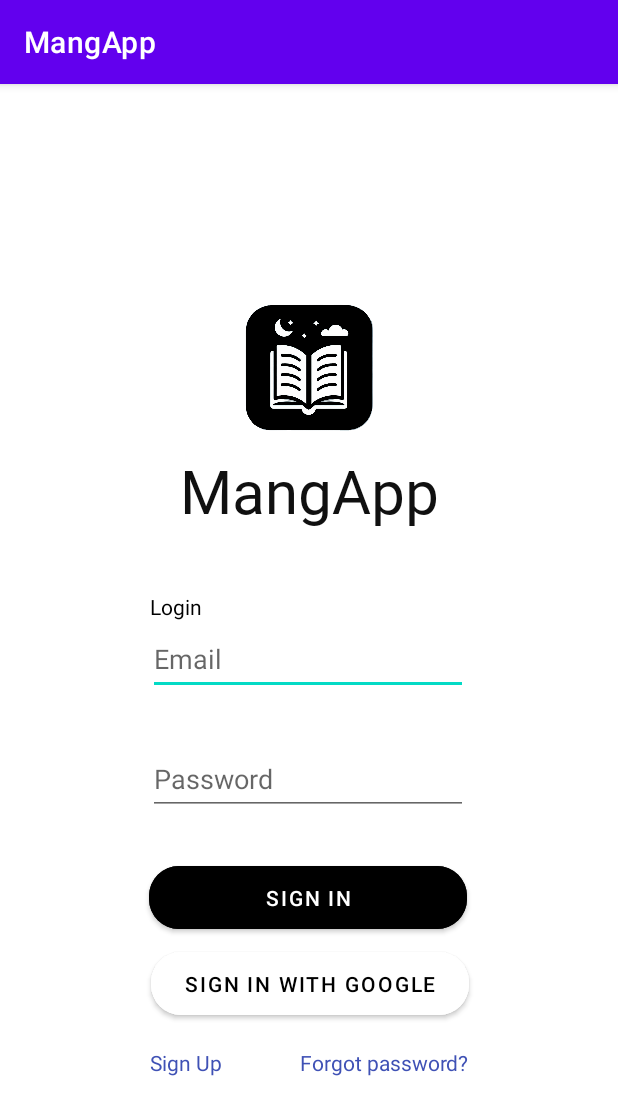
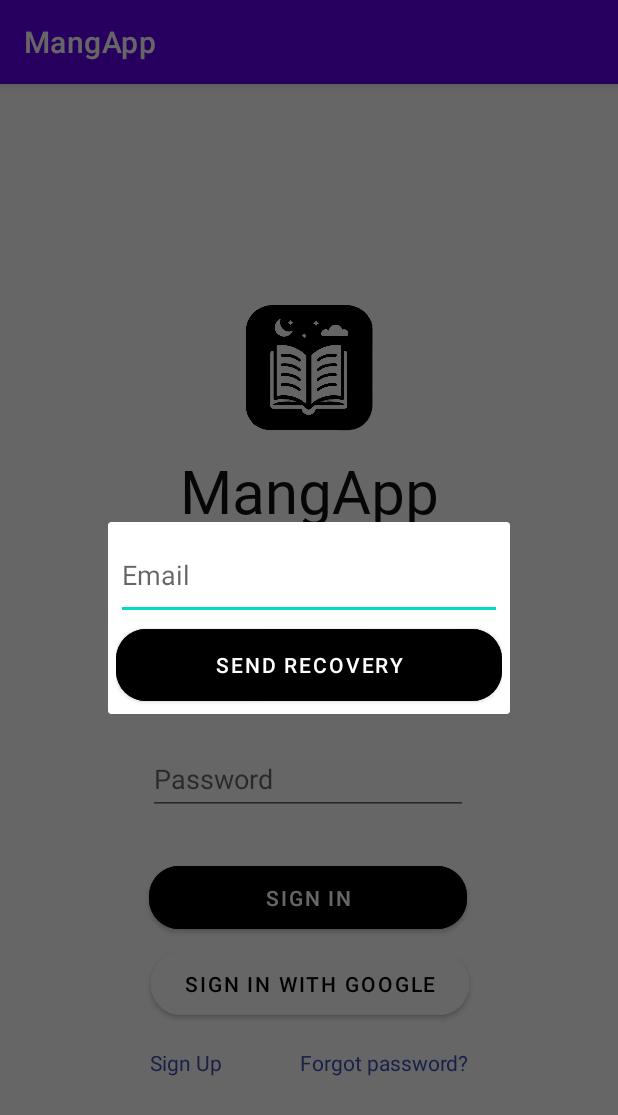
Before and after one commit to vadill0/MangApp, an Android app: the screen it shows after launch (SignInActivity), after a tap on "Forgot password?", on a phone screen of 412 x 824 dp. Shown: the top 1115 px of the screen. Run offline under Robolectric (Android 15) with nearby library versions, the phone set to English and light mode, and no system bars; our stand-ins replace Firebase (no records; nobody signed in at launch, a user with empty details on screens opened directly).

Commit message:
added functionality to FPButton onClick method in SignInActivity.java

```diff
--- a/app/src/main/java/com/example/mangapp/ForgotPasswordFragment.java
+++ b/app/src/main/java/com/example/mangapp/ForgotPasswordFragment.java
@@ -8,6 +8,8 @@ import android.view.LayoutInflater;
 import android.view.View;
 import android.view.ViewGroup;
 
+import java.util.Objects;
+
 public class ForgotPasswordFragment extends DialogFragment {
 
     @Override
@@ -16,4 +18,16 @@ public class ForgotPasswordFragment extends DialogFragment {
         // Inflate the layout for this fragment
         return inflater.inflate(R.layout.fragment_forgot_password, container, false);
     }
+
+    @Override
+    public void onStart() {
+        super.onStart();
+
+        // Set the dialog size
+        if (getDialog() != null) {
+            int width = getResources().getDimensionPixelSize(R.dimen.FPdialog_width);
+            int height = getResources().getDimensionPixelSize(R.dimen.FPdialog_height);
+            Objects.requireNonNull(getDialog().getWindow()).setLayout(width, height);
+        }
+    }
 }
--- a/app/src/main/java/com/example/mangapp/SignInActivity.java
+++ b/app/src/main/java/com/example/mangapp/SignInActivity.java
@@ -111,7 +111,8 @@ public class SignInActivity extends AppCompatActivity {
     }
 
     private void openForgotPassDialog(){
-
+        ForgotPasswordFragment forgotPasswordFragment = new ForgotPasswordFragment();
+        forgotPasswordFragment.show(getSupportFragmentManager(),"ForgotPasswordFragment");
     }
 
     public void updateUI(FirebaseUser user){
--- a/app/src/main/res/layout/fragment_forgot_password.xml
+++ b/app/src/main/res/layout/fragment_forgot_password.xml
@@ -1,14 +1,31 @@
 <?xml version="1.0" encoding="utf-8"?>
-<FrameLayout xmlns:android="http://schemas.android.com/apk/res/android"
+<LinearLayout xmlns:android="http://schemas.android.com/apk/res/android"
+    xmlns:app="http://schemas.android.com/apk/res-auto"
     xmlns:tools="http://schemas.android.com/tools"
+    android:id="@+id/rootLayout"
     android:layout_width="match_parent"
-    android:layout_height="match_parent"
-    tools:context=".ForgotPasswordFragment">
+    android:layout_height="wrap_content"
+    android:orientation="vertical"
+    android:padding="5dp"
+    tools:context=".ForgotPasswordFragment" >
 
-    <!-- TODO: Update blank fragment layout -->
-    <TextView
+    <EditText
+        android:id="@+id/emailEditText"
         android:layout_width="match_parent"
-        android:layout_height="match_parent"
-        android:text="@string/hello_blank_fragment" />
+        android:layout_height="60dp"
+        android:autofillHints=""
+        android:hint="@string/email"
+        android:importantForAutofill="no"
+        android:inputType="text|textEmailAddress"
+        android:minHeight="48dp" />
 
-</FrameLayout>
+    <Button
+        android:id="@+id/sendButton"
+        android:layout_width="match_parent"
+        android:layout_height="60dp"
+        android:backgroundTint="#000000"
+        android:text="@string/send_recovery"
+        app:cornerRadius="20dp"
+        app:iconTint="#000000" />
+
+</LinearLayout>
--- a/app/src/main/res/values/dimens.xml
+++ b/app/src/main/res/values/dimens.xml
@@ -2,4 +2,6 @@
 <resources>
     <dimen name="dialog_width">300dp</dimen>
     <dimen name="dialog_height">280dp</dimen>
+    <dimen name="FPdialog_width">300dp</dimen>
+    <dimen name="FPdialog_height">160dp</dimen>
 </resources>
--- a/app/src/main/res/values/strings.xml
+++ b/app/src/main/res/values/strings.xml
@@ -16,4 +16,5 @@
     <string name="user">User</string>
     <string name="sign_up">Sign Up</string>
     <string name="forgot_password">Forgot password?</string>
+    <string name="send_recovery">Send Recovery</string>
 </resources>
```
